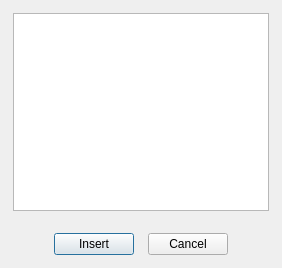
Qt form forms/dialog_symbols.ui (copperspice/diamond) before a commit.
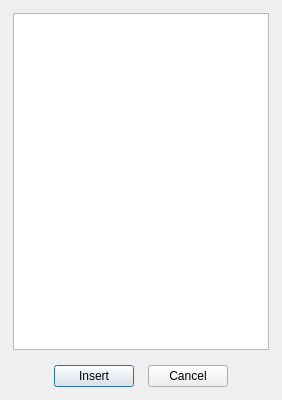
The same form after that commit.

Commit message: Add cancel to progress bar, add new symbols

Diff of the .ui file:
```diff
--- a/forms/dialog_symbols.ui
+++ b/forms/dialog_symbols.ui
@@ -10,9 +10,15 @@
     <x>0</x>
     <y>0</y>
     <width>282</width>
-    <height>268</height>
+    <height>400</height>
    </rect>
   </property>
+  <property name="minimumSize">
+   <size>
+    <width>0</width>
+    <height>400</height>
+   </size>
+  </property>
   <property name="windowTitle">
    <string>Insert Symbol</string>
   </property>
@@ -38,7 +44,7 @@
        </property>
        <property name="sizeHint" stdset="0">
         <size>
-         <width>10</width>
+         <width>8</width>
          <height>20</height>
         </size>
        </property>
@@ -81,7 +87,7 @@
        </property>
        <property name="sizeHint" stdset="0">
         <size>
-         <width>10</width>
+         <width>8</width>
          <height>20</height>
         </size>
        </property>
@@ -89,22 +95,6 @@
      </item>
     </layout>
    </item>
-   <item row="2" column="0">
-    <spacer name="verticalSpacer_3">
-     <property name="orientation">
-      <enum>Qt::Vertical</enum>
-     </property>
-     <property name="sizeType">
-      <enum>QSizePolicy::Fixed</enum>
-     </property>
-     <property name="sizeHint" stdset="0">
-      <size>
-       <width>20</width>
-       <height>15</height>
-      </size>
-     </property>
-    </spacer>
-   </item>
    <item row="0" column="0" colspan="2">
     <widget class="QListView" name="sampleList">
      <property name="font">
@@ -117,6 +107,22 @@
      </property>
     </widget>
    </item>
+   <item row="2" column="0" colspan="2">
+    <spacer name="verticalSpacer_3">
+     <property name="orientation">
+      <enum>Qt::Vertical</enum>
+     </property>
+     <property name="sizeType">
+      <enum>QSizePolicy::Fixed</enum>
+     </property>
+     <property name="sizeHint" stdset="0">
+      <size>
+       <width>20</width>
+       <height>8</height>
+      </size>
+     </property>
+    </spacer>
+   </item>
   </layout>
  </widget>
  <resources/>
```
The commit also changes 10 other files.
